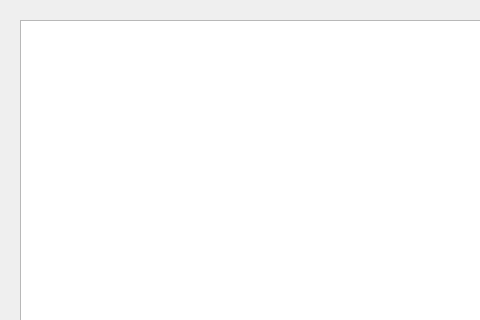
Qt form gui/DialogVariables.ui (muxaulmarin/CocktailExpertSystem) before a commit; both pictures show x 0 to 480 and y 0 to 320 of the 756 by 480 pixel window.
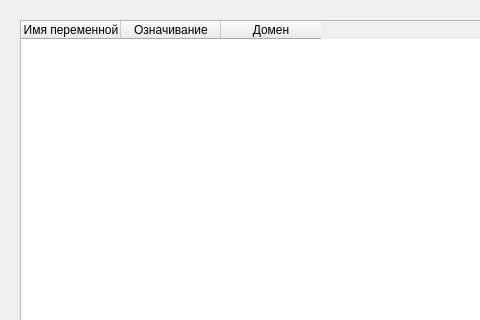
The same form after that commit.

What changed in the file:
```diff
--- a/gui/DialogVariables.ui
+++ b/gui/DialogVariables.ui
@@ -38,6 +38,21 @@
      <height>421</height>
     </rect>
    </property>
+   <column>
+    <property name="text">
+     <string>Имя переменной</string>
+    </property>
+   </column>
+   <column>
+    <property name="text">
+     <string>Означивание</string>
+    </property>
+   </column>
+   <column>
+    <property name="text">
+     <string>Домен</string>
+    </property>
+   </column>
   </widget>
   <widget class="QGroupBox" name="groupBox">
    <property name="geometry">
```
